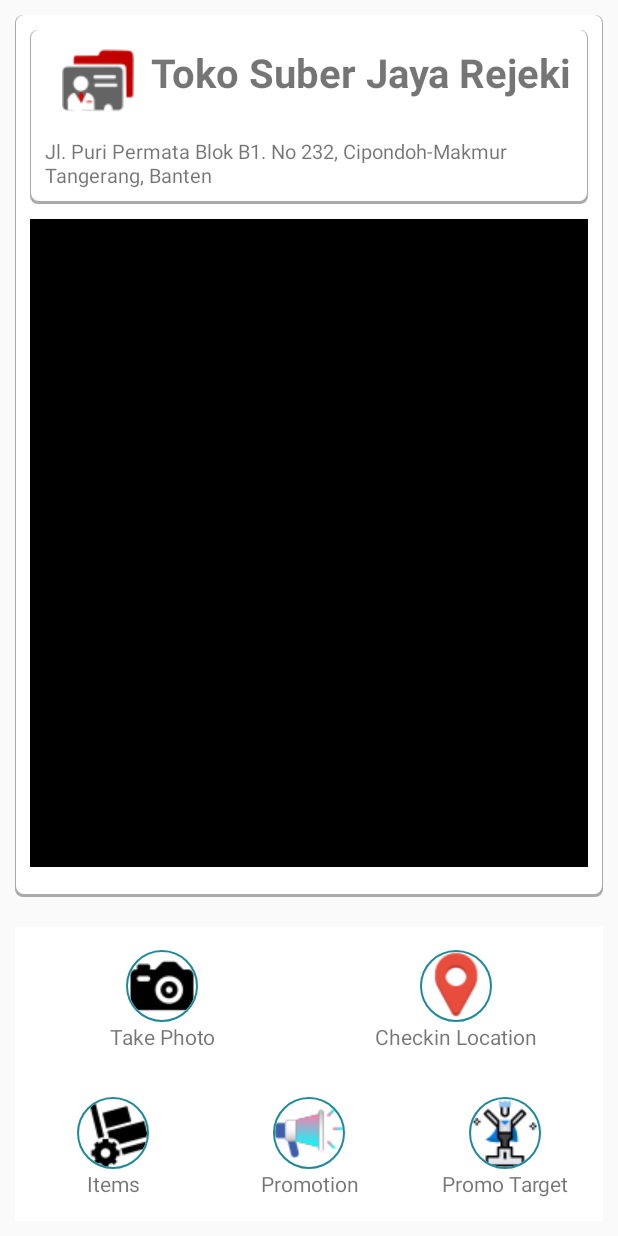
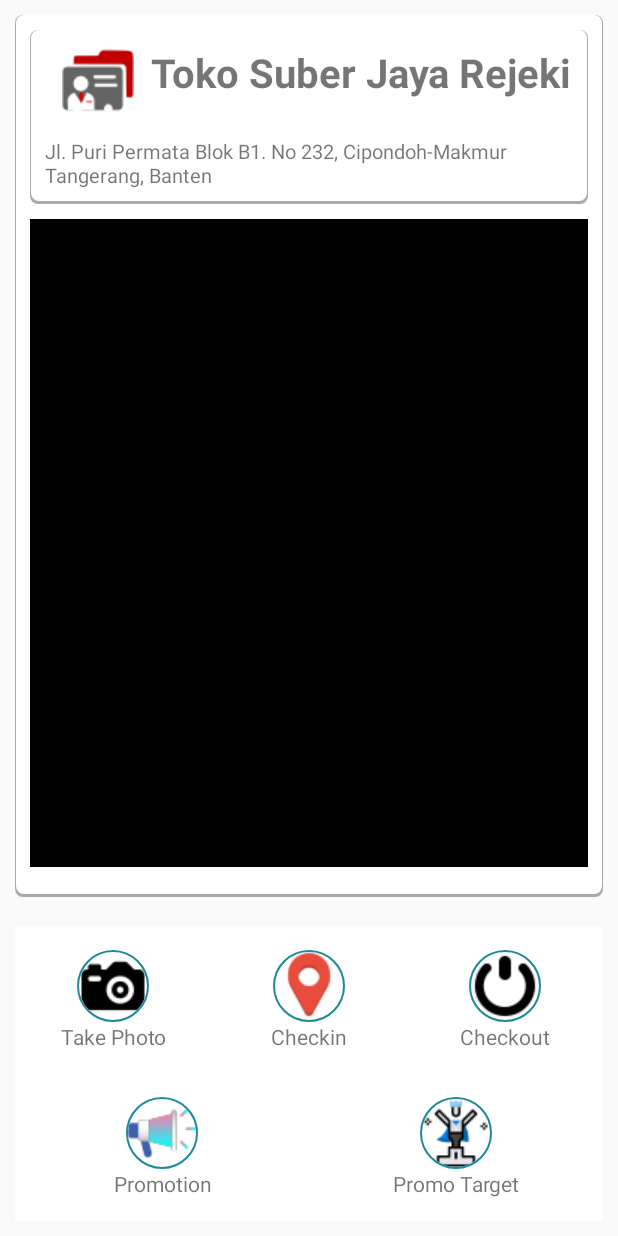
Before and after one commit to devibong/armex_mobile, an Android app: the CustInfoActivity screen opened directly, with no data from a screen before it, on a phone screen of 412 x 824 dp. Run offline under Robolectric (Android 15) with nearby library versions, the phone set to English and light mode, and no system bars; our stand-ins replace CircleImageView; 4 statements that could not run were skipped.

Commit message:
devibong 2019-06-20

```diff
--- a/app/src/main/java/com/amex/mobileapps/services/UploadDataService.java
+++ b/app/src/main/java/com/amex/mobileapps/services/UploadDataService.java
@@ -123,6 +123,7 @@ public class UploadDataService extends IntentService {
             postParams.put("fin_id",checkInLogs.getAsString("fin_id"));
             postParams.put("fst_cust_code",checkInLogs.getAsString("fst_cust_code"));
             postParams.put("fdt_checkin_datetime",checkInLogs.getAsString("fdt_checkin_datetime"));
+            postParams.put("fdt_checkout_datetime",checkInLogs.getAsString("fdt_checkout_datetime"));
             postParams.put("fst_checkin_location",checkInLogs.getAsString("fst_checkin_location"));
 
             String imagePath = checkInLogs.getAsString("fst_photo_path");
--- a/app/src/main/res/layout/activity_cust_info.xml
+++ b/app/src/main/res/layout/activity_cust_info.xml
@@ -124,7 +124,7 @@
                 android:orientation="vertical">
 
                 <de.hdodenhof.circleimageview.CircleImageView xmlns:app="http://schemas.android.com/apk/res-auto"
-                    android:id="@+id/imgvScanQR"
+                    android:id="@+id/imgvCheckin"
                     android:layout_width="wrap_content"
                     android:layout_height="wrap_content"
                     android:onClick="checkIn"
@@ -137,7 +137,31 @@
                     android:layout_width="match_parent"
                     android:layout_height="wrap_content"
                     android:gravity="center"
-                    android:text="Checkin Location" />
+                    android:text="Checkin" />
+            </LinearLayout>
+
+            <LinearLayout
+                android:layout_width="match_parent"
+                android:layout_height="match_parent"
+                android:layout_weight="1"
+                android:gravity="center"
+                android:orientation="vertical">
+
+                <de.hdodenhof.circleimageview.CircleImageView xmlns:app="http://schemas.android.com/apk/res-auto"
+                    android:id="@+id/imgvCheckout"
+                    android:layout_width="wrap_content"
+                    android:layout_height="wrap_content"
+                    android:onClick="checkOut"
+                    android:src="@drawable/checkout"
+                    app:civ_border_color="#1E8A99"
+                    app:civ_border_width="1dp" />
+
+                <TextView
+                    android:id="@+id/textView13"
+                    android:layout_width="match_parent"
+                    android:layout_height="wrap_content"
+                    android:gravity="center"
+                    android:text="Checkout" />
             </LinearLayout>
 
         </TableRow>
@@ -154,6 +178,7 @@
                 android:layout_height="match_parent"
                 android:layout_weight="1"
                 android:gravity="center"
+                android:visibility="gone"
                 android:orientation="vertical">
 
                 <de.hdodenhof.circleimageview.CircleImageView xmlns:app="http://schemas.android.com/apk/res-auto"
--- a/app/src/main/res/layout/activity_splash.xml
+++ b/app/src/main/res/layout/activity_splash.xml
@@ -16,7 +16,7 @@
         app:layout_constraintEnd_toEndOf="parent"
         app:layout_constraintStart_toStartOf="parent"
         app:layout_constraintTop_toTopOf="parent"
-        app:srcCompat="@drawable/logo" />
+        app:srcCompat="@drawable/armex" />
 
     <ProgressBar
         android:id="@+id/progressBar"
```
Also changed, not shown: app/src/main/java/com/amex/mobileapps/CustInfoActivity.java (+13 -2 lines), app/src/main/java/com/amex/mobileapps/model/AppDB.java (+7 -2 lines), app/src/main/java/com/amex/mobileapps/model/CheckinLogModel.java (+30 -1 lines), app/src/main/java/com/amex/mobileapps/services/DownloadData.java (+20 -4 lines), app/src/main/res/drawable/armex.jpg (added), app/src/main/res/drawable/checkout.png (added).
